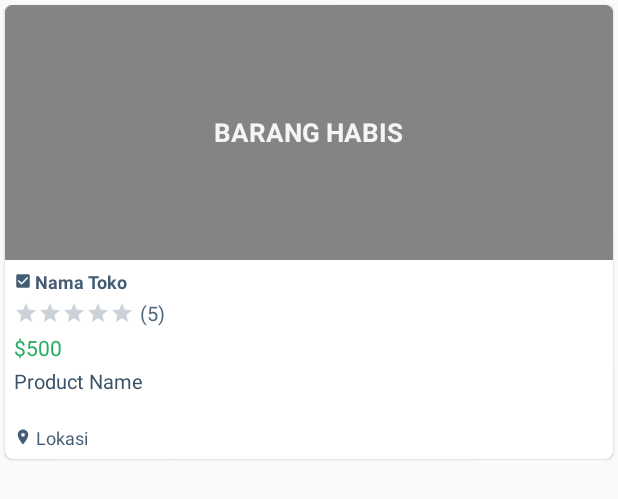
After one commit to clipcodes/tokonumitra, an Android app: the layout modelitem_product2habis.xml on its own in the app's theme, with its tools: preview values and no code run, on a phone screen of 412 x 824 dp. The commit adds this screen. Shown: the top 499 px of the screen. Run offline under Robolectric (Android 15) with nearby library versions, the phone set to English and light mode, and no system bars.

Commit message:
25/02/20 Kos Surabaya

```diff
--- a/app/src/main/java/nu/toko/mitra/Utils/Staticvar.java
+++ b/app/src/main/java/nu/toko/mitra/Utils/Staticvar.java
@@ -4,7 +4,7 @@ public class Staticvar {
 
     public static final String GOGAIP = "http://192.168.1.104:8000/";
     public static final String HPIP = "http://192.168.43.36:8000/";
-    public static final String DOM = "http://https:/javafoundation.id/";
+    public static final String DOM = "http://sundl.site/";
     public static final String DOMAIN = DOM;
     public static final String ANDROIDLOGIN = "androidlogin";
     public static final String ANDROIDREGISTER = "androidregister";
--- /dev/null
+++ b/app/src/main/res/layout/modelitem_product2habis.xml
@@ -0,0 +1,182 @@
+<?xml version="1.0" encoding="utf-8"?>
+<FrameLayout xmlns:android="http://schemas.android.com/apk/res/android"
+    xmlns:app="http://schemas.android.com/apk/res-auto"
+    android:orientation="vertical"
+    android:layout_width="fill_parent"
+    android:layout_height="wrap_content">
+    <androidx.cardview.widget.CardView
+        android:orientation="vertical"
+        android:layout_margin="3dp"
+        app:cardElevation="1dp"
+        app:cardCornerRadius="5dp"
+        android:layout_width="fill_parent"
+        android:layout_height="wrap_content">
+        <LinearLayout
+            android:orientation="vertical"
+            android:layout_width="match_parent"
+            android:layout_height="match_parent">
+            <FrameLayout
+                android:layout_width="match_parent"
+                android:layout_height="170dp">
+                <ImageView
+                    android:layout_width="match_parent"
+                    android:id="@+id/thumb"
+                    android:background="@color/greytranspa1"
+                    android:scaleType="centerCrop"
+                    android:layout_height="match_parent" />
+                <FrameLayout
+                    android:layout_width="match_parent"
+                    android:background="@color/greytranspa3"
+                    android:id="@+id/habis"
+                    android:layout_height="match_parent">
+                    <TextView
+                        android:layout_width="wrap_content"
+                        android:layout_gravity="center"
+                        android:text="BARANG HABIS"
+                        android:textSize="17sp"
+                        android:textColor="@color/white"
+                        android:textStyle="bold"
+                        android:layout_height="wrap_content"/>
+                </FrameLayout>
+            </FrameLayout>
+            <LinearLayout
+                android:layout_width="match_parent"
+                android:orientation="vertical"
+                android:layout_margin="6dp"
+                android:layout_height="wrap_content">
+                <FrameLayout
+                    android:layout_width="match_parent"
+                    android:layout_height="wrap_content">
+                    <LinearLayout
+                        android:layout_width="wrap_content"
+                        android:orientation="horizontal"
+                        android:layout_gravity="start"
+                        android:layout_height="wrap_content">
+                        <ImageView
+                            android:layout_width="12dp"
+                            android:layout_gravity="center"
+                            android:src="@drawable/check"
+                            android:layout_height="12dp"/>
+                        <TextView
+                            android:layout_width="wrap_content"
+                            android:text="Nama Toko"
+                            android:textStyle="bold"
+                            android:id="@+id/namatoko"
+                            android:layout_marginStart="2dp"
+                            android:textSize="12sp"
+                            android:textColor="@color/textcolor2"
+                            android:layout_gravity="start|center"
+                            android:layout_height="wrap_content"/>
+                    </LinearLayout>
+                </FrameLayout>
+
+                <LinearLayout
+                    android:layout_width="match_parent"
+                    android:layout_marginTop="3dp"
+                    android:layout_marginBottom="4dp"
+                    android:layout_height="wrap_content">
+                    <RatingBar
+                        android:layout_width="wrap_content"
+                        android:layout_gravity="start|center"
+                        android:isIndicator="true"
+                        android:numStars="5"
+                        style="?android:attr/ratingBarStyleSmall"
+                        android:progressTint="#ebffc107"
+                        android:progressBackgroundTint="@color/textcolor1"
+                        android:layout_marginEnd="4dp"
+                        android:id="@+id/star"
+                        android:layout_height="wrap_content" />
+                    <TextView
+                        android:layout_width="wrap_content"
+                        android:text="(5)"
+                        android:id="@+id/totalfeedback"
+                        android:textSize="13sp"
+                        android:textColor="@color/textcolor3"
+                        android:layout_height="wrap_content"/>
+                </LinearLayout>
+                <FrameLayout
+                    android:layout_width="match_parent"
+                    android:layout_height="wrap_content">
+                    <TextView
+                        android:layout_width="match_parent"
+                        android:textSize="14sp"
+                        android:lines="1"
+                        android:text="$500"
+                        android:textColor="@color/colorPrimary"
+                        android:id="@+id/price"
+                        android:layout_gravity="center|start"
+                        android:layout_height="match_parent" />
+<!--                    <ImageView-->
+<!--                        android:layout_width="20dp"-->
+<!--                        android:layout_gravity="end"-->
+<!--                        android:src="@drawable/icon_menuproduct"-->
+<!--                        android:layout_height="20dp"/>-->
+                </FrameLayout>
+                <TextView
+                    android:layout_width="match_parent"
+                    android:textSize="13sp"
+                    android:layout_marginBottom="4dp"
+                    android:lines="2"
+                    android:text="Product Name"
+                    android:textColor="@color/textcolor1"
+                    android:layout_marginTop="3dp"
+                    android:id="@+id/title"
+                    android:layout_gravity="center|end"
+                    android:layout_height="match_parent" />
+
+                <com.google.android.flexbox.FlexboxLayout
+                    android:layout_width="match_parent"
+                    android:layout_height="wrap_content">
+                    <FrameLayout
+                        android:layout_width="match_parent"
+                        android:layout_height="wrap_content">
+                        <LinearLayout
+                            android:layout_width="wrap_content"
+                            android:orientation="horizontal"
+                            android:layout_height="wrap_content">
+                            <ImageView
+                                android:layout_width="12dp"
+                                android:layout_gravity="center"
+                                android:src="@drawable/lokasi"
+                                android:layout_height="12dp"/>
+                            <TextView
+                                android:layout_width="wrap_content"
+                                android:text=" Lokasi"
+                                android:textSize="12sp"
+                                android:id="@+id/lokasi"
+                                android:textColor="@color/textcolor2"
+                                android:layout_gravity="start|center"
+                                android:layout_height="wrap_content"/>
+                        </LinearLayout>
+                    </FrameLayout>
+
+                    <FrameLayout
+                        android:layout_width="match_parent"
+                        android:layout_height="wrap_content">
+                        <LinearLayout
+                            android:layout_width="wrap_content"
+                            android:orientation="horizontal"
+                            android:layout_gravity="end"
+                            android:layout_height="wrap_content">
+                            <ImageView
+                                android:layout_width="12dp"
+                                android:layout_gravity="center"
+                                android:src="@drawable/stok"
+                                android:layout_height="12dp"/>
+                            <TextView
+                                android:layout_width="wrap_content"
+                                android:text="6 Stok"
+                                android:id="@+id/stock"
+                                android:layout_marginStart="2dp"
+                                android:textSize="12sp"
+                                android:textColor="@color/textcolor2"
+                                android:layout_gravity="start|center"
+                                android:layout_height="wrap_content"/>
+                        </LinearLayout>
+                    </FrameLayout>
+                </com.google.android.flexbox.FlexboxLayout>
+            </LinearLayout>
+
+        </LinearLayout>
+    </androidx.cardview.widget.CardView>
+</FrameLayout>
--- a/app/src/main/res/layout/page_details.xml
+++ b/app/src/main/res/layout/page_details.xml
@@ -92,7 +92,7 @@
 
     <include layout="@layout/content_details"/>
 
-    <com.google.android.flexbox.FlexboxLayout
+    <FrameLayout
         android:layout_width="match_parent"
         android:layout_gravity="bottom"
         android:background="@color/white"
@@ -112,6 +112,6 @@
                 android:layout_margin="7dp"
                 android:layout_height="wrap_content"/>
         </androidx.cardview.widget.CardView>
-    </com.google.android.flexbox.FlexboxLayout>
+    </FrameLayout>
 
 </androidx.coordinatorlayout.widget.CoordinatorLayout>
```
Also changed, not shown: app/src/main/java/nu/toko/mitra/Adapter/Product2Adapter.java (+97 -26 lines), app/src/main/java/nu/toko/mitra/Page/Details.java (+8 -5 lines), app/src/main/res/layout/content_details.xml (+8 -9 lines), app/src/main/res/layout/modelitem_product2.xml (added, +168 -0 lines), app/src/main/res/layout/page_accountnew.xml (+5 -5 lines), app/src/main/res/menu/navigation.xml (+3 -7 lines), app/src/main/res/drawable/chatt.png (added), app/src/main/res/drawable/chattwarna.png (added), app/src/main/res/drawable/logout.png (added), app/src/main/res/drawable/menuproduk.png (added), app/src/main/res/drawable/profil.png (added), app/src/main/res/drawable/pusatbantua.png (added), app/src/main/res/drawable/setting.png (added), app/src/main/res/drawable/trnasaksi.png (added), 543 other files.
